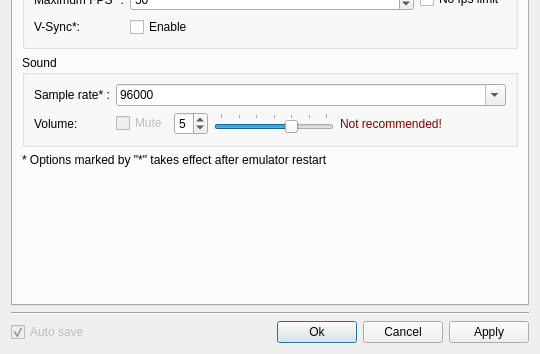
Old version of the form src/qt/qtSettingsDialog.ui in the repository vpyk/emu80v4; both pictures show x 0 to 540 and y 182 to 536 of the 540 by 536 pixel window.
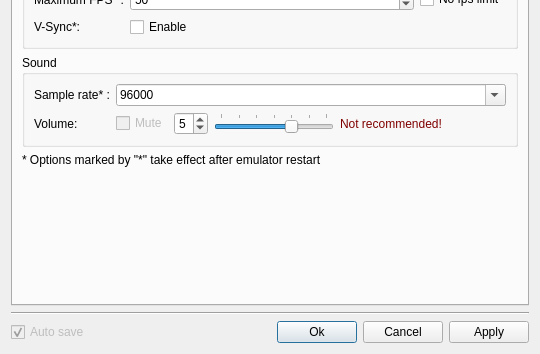
New version of the form. The open tabs and pages were chosen to show the change.

The edit to the form file:
```diff
--- a/src/qt/qtSettingsDialog.ui
+++ b/src/qt/qtSettingsDialog.ui
@@ -351,7 +351,7 @@
        <item>
         <widget class="QLabel" name="label_5">
          <property name="text">
-          <string>* Options marked by &quot;*&quot; takes effect after emulator restart</string>
+          <string>* Options marked by &quot;*&quot; take effect after emulator restart</string>
          </property>
         </widget>
        </item>
```
